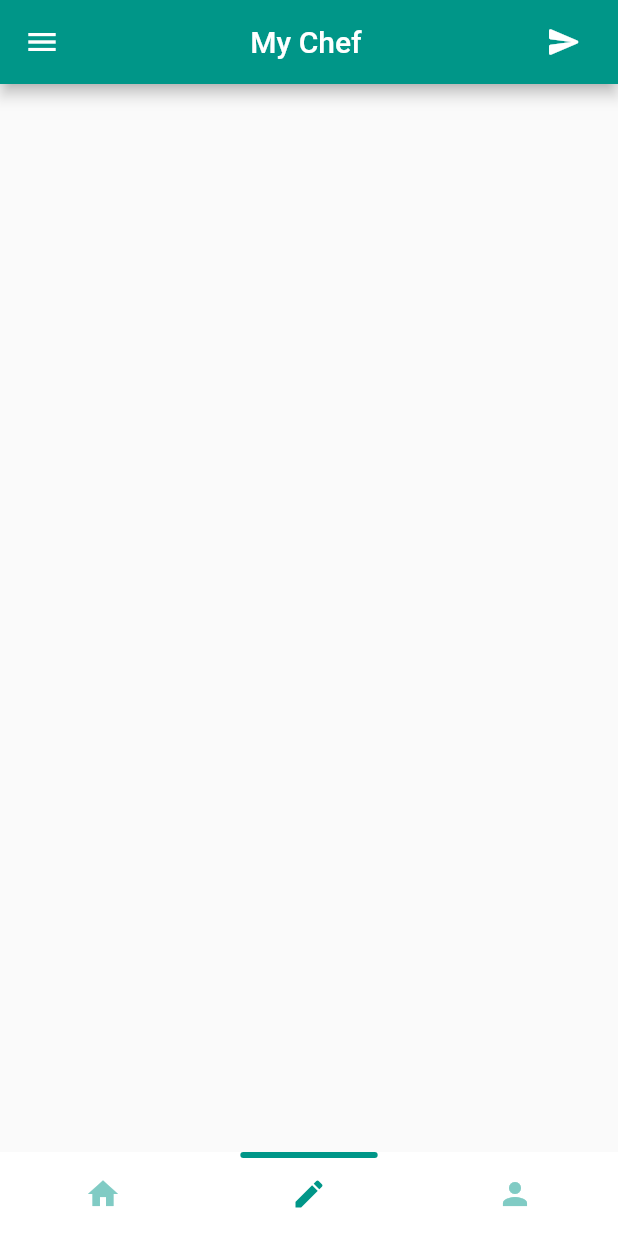
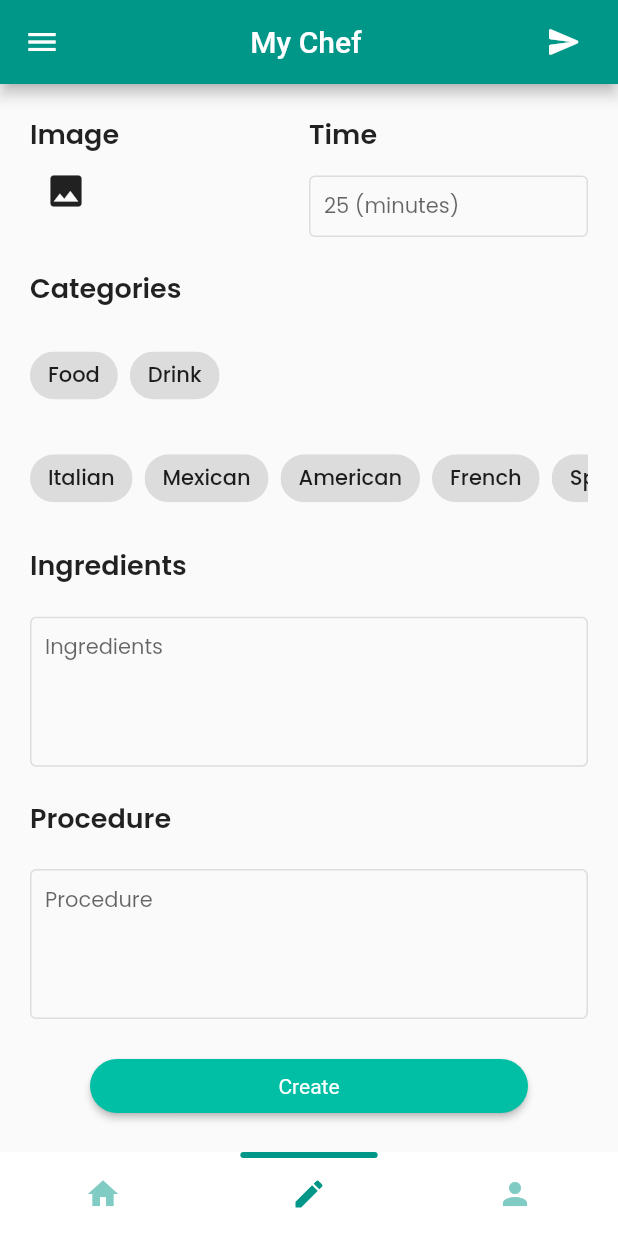
Before and after one commit to AlanLopezC/my_chef, a Flutter app: the screen it shows after launch, item 2 of the bottom bar chosen, on a phone screen of 412 x 824 dp. Run offline on Flutter 3.47's test engine with Material 2 defaults, Android fonts, the light colour scheme and no system bars; drawn by our look-alikes of flutter_snake_navigationbar; our stand-ins replace font_awesome_flutter, google_fonts, image_picker; missing offline and left inert: container_tab_indicator.

Commit message:
Create ui

```diff
--- a/lib/components/middle_nav_bar.dart
+++ b/lib/components/middle_nav_bar.dart
@@ -1,6 +1,5 @@
 import 'package:container_tab_indicator/container_tab_indicator.dart';
 import 'package:flutter/material.dart';
-import 'package:my_chef/components/middle_nav_bar_display.dart';
 import 'package:my_chef/models/mid_nav_bar.dart';
 import 'package:provider/provider.dart';
 
@@ -59,8 +58,6 @@ class MiddleNavBar extends StatelessWidget {
               ),
             ),
           ),
-          SizedBox(height: 14),
-          MiddleNavBarDisplay(),
         ],
       ),
     );
--- a/lib/components/middle_nav_bar_display.dart
+++ b/lib/components/middle_nav_bar_display.dart
@@ -11,6 +11,9 @@ class MiddleNavBarDisplay extends StatelessWidget {
       return Container(
         child: Column(
           children: [
+            // Builder(builder: (context) {
+            //   return RecipeTile();
+            // }),
             RecipeTile(),
             RecipeTile(),
             RecipeTile(),
--- /dev/null
+++ b/lib/components/my_text_form_field.dart
@@ -0,0 +1,42 @@
+import 'package:flutter/material.dart';
+
+class MyTextFormField extends StatelessWidget {
+  MyTextFormField({
+    required this.placeholder,
+    this.maxlines = 1,
+  });
+
+  final String placeholder;
+  final int maxlines;
+
+  @override
+  Widget build(BuildContext context) {
+    return TextFormField(
+      maxLines: maxlines,
+      style: TextStyle(
+        fontSize: 14,
+        color: Color(0xffaaaaaa),
+      ),
+      decoration: InputDecoration(
+        contentPadding: EdgeInsets.all(10),
+        isDense: true,
+        border: OutlineInputBorder(
+          borderSide: BorderSide(
+            color: Color(0xffffffff),
+          ),
+        ),
+        enabledBorder: OutlineInputBorder(
+          borderSide: BorderSide(
+            color: Color(0xffdddddd),
+          ),
+        ),
+        focusedBorder: OutlineInputBorder(
+          borderSide: BorderSide(
+            color: Color(0xffaaaaaa),
+          ),
+        ),
+        hintText: placeholder,
+      ),
+    );
+  }
+}
--- a/lib/constants.dart
+++ b/lib/constants.dart
@@ -1,3 +1,25 @@
 import 'package:flutter/material.dart';
 
 final MaterialColor kPrimaryColor = Colors.teal;
+
+final TextStyle kCreateTextStyle = TextStyle(
+  fontSize: 18,
+  fontWeight: FontWeight.w600,
+);
+
+final ButtonStyle kElevatedButtonStyles = ButtonStyle(
+  padding: MaterialStateProperty.all(
+    EdgeInsets.all(10),
+  ),
+  textStyle: MaterialStateProperty.all(
+    TextStyle(fontWeight: FontWeight.normal),
+  ),
+  shape: MaterialStateProperty.all(
+    RoundedRectangleBorder(
+      borderRadius: BorderRadius.all(
+        Radius.circular(20),
+      ),
+    ),
+  ),
+  backgroundColor: MaterialStateProperty.all(Colors.tealAccent[700]),
+);
--- /dev/null
+++ b/lib/models/my_recipes.dart
@@ -0,0 +1,9 @@
+import 'package:my_chef/models/recipe.dart';
+
+class MyRecipes {
+  List<Recipe> _myRecipes = [];
+
+  void addRecipe(Recipe recipe) {
+    _myRecipes.add(recipe);
+  }
+}
--- a/lib/models/recipes.dart
+++ /dev/null
@@ -1 +0,0 @@
-class Recipes {}
--- a/lib/screens/create_screen.dart
+++ b/lib/screens/create_screen.dart
@@ -1,10 +1,141 @@
+import 'dart:io';
+
 import 'package:flutter/material.dart';
+import 'package:image_picker/image_picker.dart';
+import 'package:my_chef/components/categories_chip.dart';
+import 'package:my_chef/components/my_text_form_field.dart';
+import 'package:my_chef/constants.dart';
 
-class CreateScreen extends StatelessWidget {
-  const CreateScreen({Key? key}) : super(key: key);
+class CreateScreen extends StatefulWidget {
+  @override
+  _CreateScreenState createState() => _CreateScreenState();
+}
+
+class _CreateScreenState extends State<CreateScreen> {
+  String? choosenImagePath;
+  final ImagePicker _picker = ImagePicker();
+
+  void chooseImage() async {
+    // Pick an image
+    final XFile? file = await _picker.pickImage(source: ImageSource.gallery);
+    if (file != null) {
+      setState(() {
+        choosenImagePath = file.path;
+      });
+    }
+  }
+
+  // ! Test
+  Widget displayImage() {
+    if (choosenImagePath == null) {
+      return IconButton(
+        onPressed: () => chooseImage(),
+        icon: Icon(Icons.photo),
+        splashRadius: 24,
+        iconSize: 28,
+      );
+    } else {
+      return GestureDetector(
+        onTap: () => chooseImage(),
+        child: Image.file(
+          File(choosenImagePath!),
+          width: 60,
+          fit: BoxFit.cover,
+        ),
+      );
+    }
+  }
 
   @override
   Widget build(BuildContext context) {
-    return Container();
+    final screenSize = MediaQuery.of(context).size;
+    // ! Check
+    return SingleChildScrollView(
+      child: Container(
+        height: screenSize.height - 112,
+        padding: EdgeInsets.all(20),
+        child: Column(
+          mainAxisAlignment: MainAxisAlignment.spaceBetween,
+          crossAxisAlignment: CrossAxisAlignment.start,
+          children: [
+            Row(
+              crossAxisAlignment: CrossAxisAlignment.start,
+              children: [
+                Expanded(
+                  child: Column(
+                    crossAxisAlignment: CrossAxisAlignment.start,
+                    mainAxisAlignment: MainAxisAlignment.spaceBetween,
+                    children: [
+                      Text(
+                        'Image',
+                        style: kCreateTextStyle,
+                      ),
+                      displayImage(),
+                    ],
+                  ),
+                ),
+                Expanded(
+                  child: Column(
+                    crossAxisAlignment: CrossAxisAlignment.start,
+                    mainAxisAlignment: MainAxisAlignment.start,
+                    children: [
+                      Text(
+                        'Time',
+                        style: kCreateTextStyle,
+                      ),
+                      SizedBox(height: 14),
+                      MyTextFormField(placeholder: '25 (minutes)'),
+                    ],
+                  ),
+                )
+              ],
+            ),
+            Text('Categories', style: kCreateTextStyle),
+            Row(
+              children: [
+                CategoriesChip(label: 'Food'),
+                CategoriesChip(label: 'Drink')
+              ],
+            ),
+            SingleChildScrollView(
+              scrollDirection: Axis.horizontal,
+              child: Row(
+                children: [
+                  CategoriesChip(label: 'Italian'),
+                  CategoriesChip(label: 'Mexican'),
+                  CategoriesChip(label: 'American'),
+                  CategoriesChip(label: 'French'),
+                  CategoriesChip(label: 'Spanish'),
+                ],
+              ),
+            ),
+            Text('Ingredients', style: kCreateTextStyle),
+            MyTextFormField(
+              placeholder: 'Ingredients',
+              maxlines: 4,
+            ),
+            Text('Procedure', style: kCreateTextStyle),
+            MyTextFormField(
+              placeholder: 'Procedure',
+              maxlines: 4,
+            ),
+            Row(
+              children: [
+                Expanded(
+                  child: Padding(
+                    padding: EdgeInsets.symmetric(horizontal: 40),
+                    child: ElevatedButton(
+                      onPressed: () {},
+                      child: Text('Create'),
+                      style: kElevatedButtonStyles,
+                    ),
+                  ),
+                ),
+              ],
+            ),
+          ],
+        ),
+      ),
+    );
   }
 }
--- a/lib/screens/profile_screen.dart
+++ b/lib/screens/profile_screen.dart
@@ -1,5 +1,6 @@
 import 'package:flutter/material.dart';
 import 'package:my_chef/components/middle_nav_bar.dart';
+import 'package:my_chef/components/middle_nav_bar_display.dart';
 
 class ProfileScreen extends StatelessWidget {
   // Use SilverAppBar
@@ -41,6 +42,8 @@ class ProfileScreen extends StatelessWidget {
                       ),
                       SizedBox(height: 10),
                       MiddleNavBar(titles: []),
+                      SizedBox(height: 14),
+                      MiddleNavBarDisplay(),
                     ],
                   ),
                 ),
--- a/pubspec.yaml
+++ b/pubspec.yaml
@@ -33,6 +33,7 @@ dependencies:
   flutter_snake_navigationbar: ^0.5.0
   provider: ^5.0.0
   container_tab_indicator: ^0.3.0
+  image_picker: ^0.8.2
 
 dev_dependencies:
   flutter_test:
```
Also changed, not shown: pubspec.lock.
